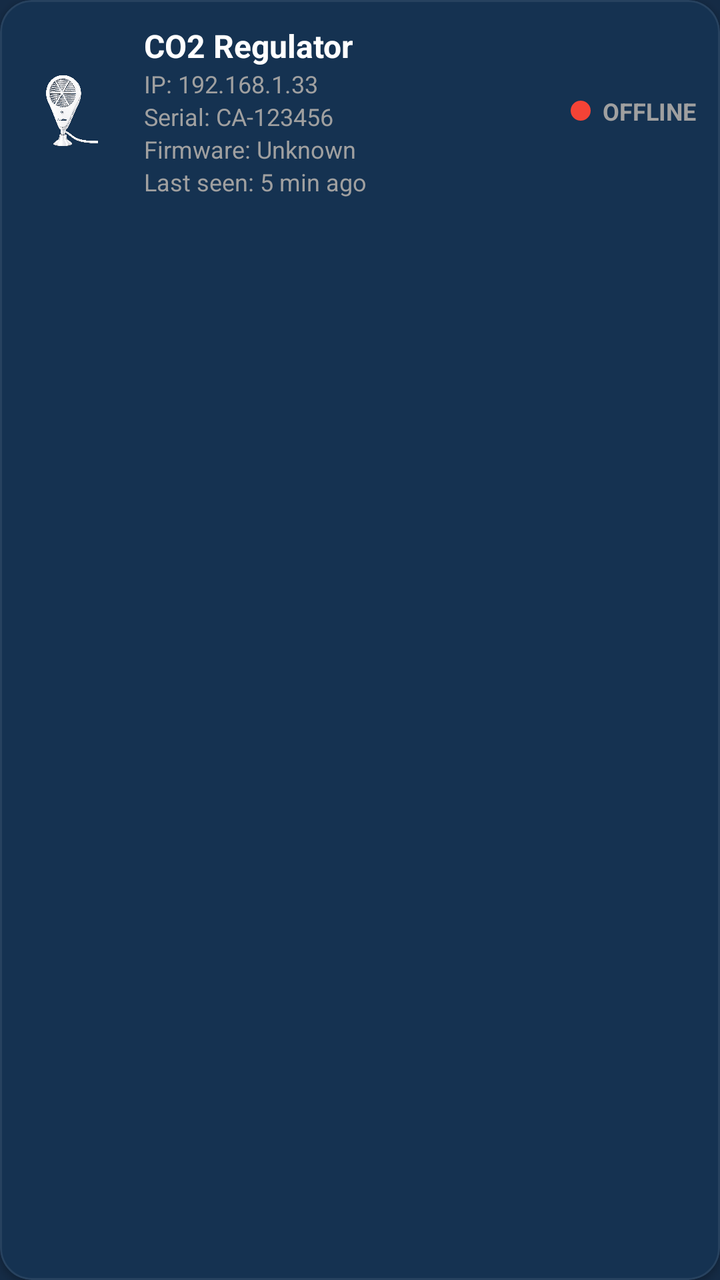
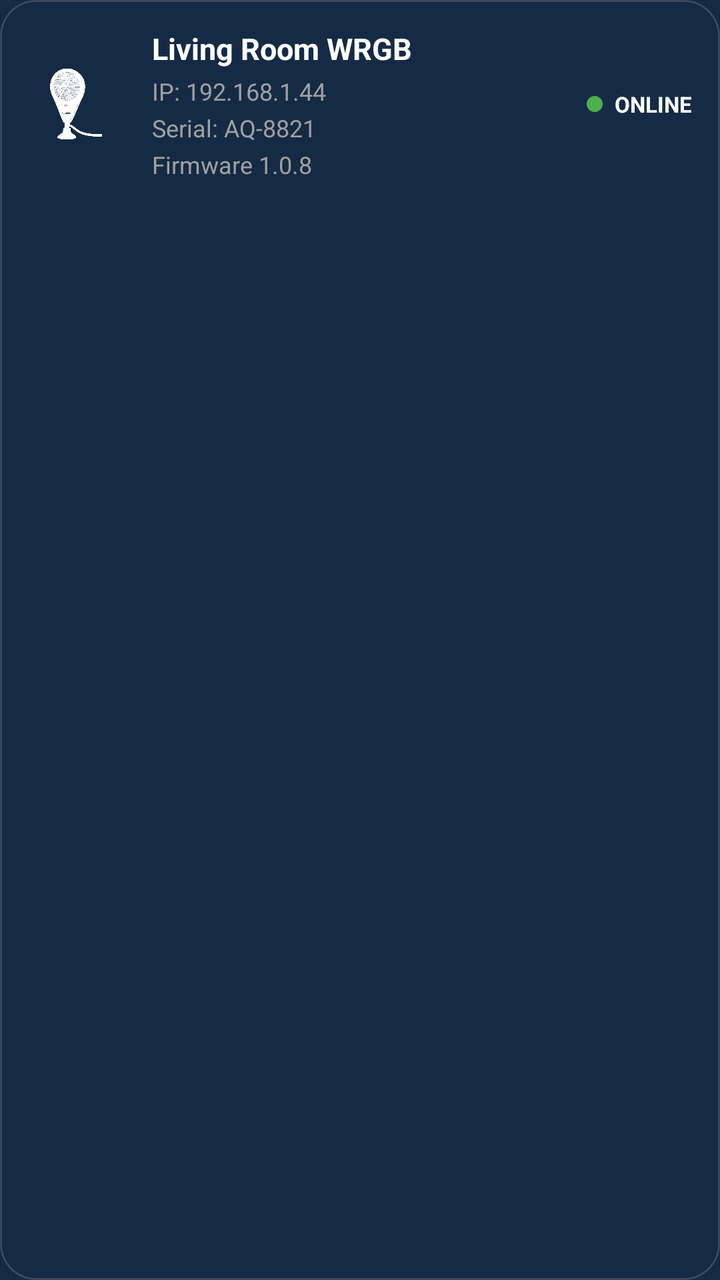

The first picture is an Android layout as it rendered before a commit; the second is the same layout after the commit. The layout source and the unified diff follow.
<!-- AndroidManifest.xml: application theme AppTheme -->
<!-- res/layout/item_device_status.xml -->
<com.google.android.material.card.MaterialCardView
    xmlns:android="http://schemas.android.com/apk/res/android"
    xmlns:app="http://schemas.android.com/apk/res-auto"

    android:id="@+id/cardDevice"
    android:layout_width="match_parent"
    android:layout_height="wrap_content"
    android:layout_marginVertical="6dp"
    app:cardCornerRadius="16dp"
    app:cardElevation="2dp"
    app:strokeWidth="1dp"
    app:strokeColor="@color/settings_card_stroke"
    android:clickable="true"
    android:focusable="true"
    android:foreground="?attr/selectableItemBackground">

    <LinearLayout
        android:layout_width="match_parent"
        android:layout_height="wrap_content"
        android:orientation="horizontal"
        android:padding="12dp"
        android:gravity="center_vertical">

        
        <ImageView
            android:id="@+id/ivDeviceIcon"
            android:layout_width="48dp"
            android:layout_height="48dp"
            android:src="@drawable/ic_device_aqua_ster"
            android:contentDescription="@string/app_name"/>

        
        <LinearLayout
            android:layout_width="0dp"
            android:layout_height="wrap_content"
            android:layout_weight="1"
            android:orientation="vertical"
            android:layout_marginStart="12dp">

            <TextView
                android:id="@+id/tvDeviceName"
                android:layout_width="wrap_content"
                android:layout_height="wrap_content"
                android:text="CO2 Regulator"
                android:textColor="@android:color/white"
                android:textSize="16sp"
                android:textStyle="bold"/>

            <TextView
                android:id="@+id/tvIp"
                android:layout_width="wrap_content"
                android:layout_height="wrap_content"
                android:text="IP: 192.168.1.33"
                android:textSize="12sp"
                android:textColor="@color/settings_text_secondary"/>

            <TextView
                android:id="@+id/tvSerial"
                android:layout_width="wrap_content"
                android:layout_height="wrap_content"
                android:text="Serial: CA-123456"
                android:textSize="12sp"
                android:textColor="@color/settings_text_secondary"/>

            <TextView
                android:id="@+id/tvFirmware"
                android:layout_width="wrap_content"
                android:layout_height="wrap_content"
                android:text="Firmware: Unknown"
                android:textSize="12sp"
                android:textColor="@color/settings_text_secondary"/>

            <TextView
                android:id="@+id/tvLastSeen"
                android:layout_width="wrap_content"
                android:layout_height="wrap_content"
                android:text="Last seen: 5 min ago"
                android:textSize="12sp"
                android:textColor="@color/settings_text_secondary"/>
        </LinearLayout>

        
        <LinearLayout
            android:layout_width="wrap_content"
            android:layout_height="wrap_content"
            android:orientation="horizontal"
            android:gravity="center_vertical">

            <View
                android:id="@+id/viewStatusDot"
                android:layout_width="10dp"
                android:layout_height="10dp"
                android:background="@drawable/bg_offline_dot"/>

            <TextView
                android:id="@+id/tvStatus"
                android:layout_width="wrap_content"
                android:layout_height="wrap_content"
                android:layout_marginStart="6dp"
                android:text="OFFLINE"
                android:textSize="12sp"
                android:textStyle="bold"
                android:textColor="@color/settings_text_secondary"/>
        </LinearLayout>

    </LinearLayout>
</com.google.android.material.card.MaterialCardView>
<!-- resources referenced by this layout -->
<resources>
  <color name="settings_card_stroke">#14FFFFFF</color>
  <color name="settings_text_secondary">#A0A0A0</color>
  <!-- drawable bg_offline_dot (drawable) -->
  <?xml version="1.0" encoding="utf-8"?>
  <shape xmlns:android="http://schemas.android.com/apk/res/android"
      android:shape="oval">
  
      <size
          android:width="8dp"
          android:height="8dp" />
  
      <solid android:color="#F44336"/>
  
  </shape>
  <!-- drawable ic_device_aqua_ster: png bitmap (drawable, 389859 bytes) -->
  <string name="app_name">AquaLight</string>
  <style name="AppTheme" parent="Theme.Material3.DayNight.NoActionBar">
  
          
          <item name="colorPrimary">@color/md_theme_light_primary</item>
          <item name="colorOnPrimary">@color/md_theme_light_onPrimary</item>
          <item name="colorSecondary">@color/md_theme_light_secondary</item>
          <item name="colorOnSecondary">@color/md_theme_light_onSecondary</item>
  
          
          <item name="android:colorBackground">@color/md_theme_light_background</item>
          <item name="colorSurface">@color/md_theme_light_surface</item>
          <item name="colorOnSurface">@color/md_theme_light_onSurface</item>
  
          
          <item name="colorSurfaceVariant">@color/md_theme_light_surfaceVariant</item>
          <item name="colorOnSurfaceVariant">@color/md_theme_light_onSurfaceVariant</item>
          <item name="colorOutline">@color/md_theme_light_outline</item>
          <item name="colorOutlineVariant">@color/md_theme_light_outlineVariant</item>
          <item name="colorError">@color/md_theme_light_error</item>
          <item name="colorOnError">@color/md_theme_light_onError</item>
  
          
          <item name="android:statusBarColor">@android:color/transparent</item>
          <item name="android:navigationBarColor">@android:color/black</item>
  
          
          <item name="android:windowLightStatusBar">true</item>
          <item name="android:windowLightNavigationBar">true</item>
  
          
          <item name="windowActionBar">false</item>
          <item name="android:windowNoTitle">true</item>
      </style>
  <color name="md_theme_light_primary">#2196F3</color>
  <color name="md_theme_light_onPrimary">#FFFFFF</color>
  <color name="md_theme_light_secondary">#4A6363</color>
  <color name="md_theme_light_onSecondary">#FFFFFF</color>
  <color name="md_theme_light_background">#152B45</color>
  <color name="md_theme_light_surface">#152B45</color>
  <color name="md_theme_light_onSurface">#E0E6ED</color>
  <color name="md_theme_light_surfaceVariant">#233042</color>
  <color name="md_theme_light_onSurfaceVariant">#5C6B75</color>
  <color name="md_theme_light_outline">#455A64</color>
  <color name="md_theme_light_outlineVariant">#37474F</color>
  <color name="md_theme_light_error">#D32F2F</color>
  <color name="md_theme_light_onError">#FFFFFF</color>
</resources>

<!-- the commit's change to res/layout/item_device_status.xml (unified diff, before → after) -->
@@ -1,107 +1,150 @@
-<com.google.android.material.card.MaterialCardView
-    xmlns:android="http://schemas.android.com/apk/res/android"
-    xmlns:app="http://schemas.android.com/apk/res-auto"
+<?xml version="1.0" encoding="utf-8"?>
+  <com.google.android.material.card.MaterialCardView
+xmlns:android="http://schemas.android.com/apk/res/android"
+xmlns:app="http://schemas.android.com/apk/res-auto"
 
-    android:id="@+id/cardDevice"
-    android:layout_width="match_parent"
-    android:layout_height="wrap_content"
-    android:layout_marginVertical="6dp"
-    app:cardCornerRadius="16dp"
-    app:cardElevation="2dp"
-    app:strokeWidth="1dp"
-    app:strokeColor="@color/settings_card_stroke"
-    android:clickable="true"
-    android:focusable="true"
-    android:foreground="?attr/selectableItemBackground">
+android:id="@+id/cardDevice"  
 
-    <LinearLayout
-        android:layout_width="match_parent"
-        android:layout_height="wrap_content"
-        android:orientation="horizontal"
-        android:padding="12dp"
-        android:gravity="center_vertical">
+android:layout_width="match_parent"  
+android:layout_height="wrap_content"  
 
-        
-        <ImageView
-            android:id="@+id/ivDeviceIcon"
-            android:layout_width="48dp"
-            android:layout_height="48dp"
-            android:src="@drawable/ic_device_aqua_ster"
-            android:contentDescription="@string/app_name"/>
+android:layout_marginBottom="12dp"  
 
-        
-        <LinearLayout
-            android:layout_width="0dp"
-            android:layout_height="wrap_content"
-            android:layout_weight="1"
-            android:orientation="vertical"
-            android:layout_marginStart="12dp">
+  
+app:cardCornerRadius="18dp"  
+app:cardElevation="0dp"  
+app:strokeColor="@color/card_stroke"  
+app:strokeWidth="1dp">  
 
-            <TextView
-                android:id="@+id/tvDeviceName"
-                android:layout_width="wrap_content"
-                android:layout_height="wrap_content"
-                android:text="CO2 Regulator"
-                android:textColor="@android:color/white"
-                android:textSize="16sp"
-                android:textStyle="bold"/>
+<LinearLayout  
+    android:layout_width="match_parent"  
+    android:layout_height="wrap_content"  
 
-            <TextView
-                android:id="@+id/tvIp"
-                android:layout_width="wrap_content"
-                android:layout_height="wrap_content"
-                android:text="IP: 192.168.1.33"
-                android:textSize="12sp"
-                android:textColor="@color/settings_text_secondary"/>
+    android:orientation="horizontal"  
 
-            <TextView
-                android:id="@+id/tvSerial"
-                android:layout_width="wrap_content"
-                android:layout_height="wrap_content"
-                android:text="Serial: CA-123456"
-                android:textSize="12sp"
-                android:textColor="@color/settings_text_secondary"/>
+    android:gravity="center_vertical"  
 
-            <TextView
-                android:id="@+id/tvFirmware"
-                android:layout_width="wrap_content"
-                android:layout_height="wrap_content"
-                android:text="Firmware: Unknown"
-                android:textSize="12sp"
-                android:textColor="@color/settings_text_secondary"/>
+    android:padding="14dp">  
 
-            <TextView
-                android:id="@+id/tvLastSeen"
-                android:layout_width="wrap_content"
-                android:layout_height="wrap_content"
-                android:text="Last seen: 5 min ago"
-                android:textSize="12sp"
-                android:textColor="@color/settings_text_secondary"/>
-        </LinearLayout>
+      
+    <ImageView  
+        android:id="@+id/ivDeviceIcon"  
 
-        
-        <LinearLayout
-            android:layout_width="wrap_content"
-            android:layout_height="wrap_content"
-            android:orientation="horizontal"
-            android:gravity="center_vertical">
+        android:layout_width="48dp"  
+        android:layout_height="48dp"  
 
-            <View
-                android:id="@+id/viewStatusDot"
-                android:layout_width="10dp"
-                android:layout_height="10dp"
-                android:background="@drawable/bg_offline_dot"/>
+        android:src="@drawable/ic_device_aqua_ster"  
 
-            <TextView
-                android:id="@+id/tvStatus"
-                android:layout_width="wrap_content"
-                android:layout_height="wrap_content"
-                android:layout_marginStart="6dp"
-                android:text="OFFLINE"
-                android:textSize="12sp"
-                android:textStyle="bold"
-                android:textColor="@color/settings_text_secondary"/>
-        </LinearLayout>
+        app:tint="@android:color/white" />  
 
-    </LinearLayout>
+      
+    <LinearLayout  
+        android:layout_width="0dp"  
+        android:layout_height="wrap_content"  
+
+        android:layout_weight="1"  
+
+        android:layout_marginStart="14dp"  
+
+        android:orientation="vertical">  
+
+          
+        <TextView  
+            android:id="@+id/tvDeviceName"  
+
+            android:layout_width="wrap_content"  
+            android:layout_height="wrap_content"  
+
+            android:text="Living Room WRGB"  
+
+            android:textColor="@android:color/white"  
+
+            android:textSize="15sp"  
+
+            android:textStyle="bold" />  
+
+          
+        <TextView  
+            android:id="@+id/tvIp"  
+
+            android:layout_width="wrap_content"  
+            android:layout_height="wrap_content"  
+
+            android:layout_marginTop="3dp"  
+
+            android:text="IP: 192.168.1.44"  
+
+            android:textColor="@color/settings_text_secondary"  
+
+            android:textSize="12sp" />  
+
+          
+        <TextView  
+            android:id="@+id/tvSerial"  
+
+            android:layout_width="wrap_content"  
+            android:layout_height="wrap_content"  
+
+            android:layout_marginTop="2dp"  
+
+            android:text="Serial: AQ-8821"  
+
+            android:textColor="@color/settings_text_secondary"  
+
+            android:textSize="12sp" />  
+
+          
+        <TextView  
+            android:id="@+id/tvFirmware"  
+
+            android:layout_width="wrap_content"  
+            android:layout_height="wrap_content"  
+
+            android:layout_marginTop="2dp"  
+
+            android:text="Firmware 1.0.8"  
+
+            android:textColor="@color/settings_text_secondary"  
+
+            android:textSize="12sp" />  
+    </LinearLayout>  
+
+      
+    <LinearLayout  
+        android:layout_width="wrap_content"  
+        android:layout_height="wrap_content"  
+
+        android:orientation="horizontal"  
+
+        android:gravity="center_vertical">  
+
+          
+        <View  
+            android:id="@+id/viewStatusDot"  
+
+            android:layout_width="8dp"  
+            android:layout_height="8dp"  
+
+            android:background="@drawable/bg_online_dot" />  
+
+          
+        <TextView  
+            android:id="@+id/tvStatus"  
+
+            android:layout_width="wrap_content"  
+            android:layout_height="wrap_content"  
+
+            android:layout_marginStart="6dp"  
+
+            android:text="ONLINE"  
+
+            android:textColor="@android:color/white"  
+
+            android:textSize="11sp"  
+
+            android:textStyle="bold" />  
+    </LinearLayout>  
+
+</LinearLayout>
+
 </com.google.android.material.card.MaterialCardView>
<!-- resource entries referenced after the edit -->
@@ -1,8 +1,8 @@
 <!-- resources referenced by this layout -->
 <resources>
-  <color name="settings_card_stroke">#14FFFFFF</color>
+  <color name="card_stroke">#3A4A5E</color>
   <color name="settings_text_secondary">#A0A0A0</color>
-  <!-- drawable bg_offline_dot (drawable) -->
+  <!-- drawable bg_online_dot (drawable) -->
   <?xml version="1.0" encoding="utf-8"?>
   <shape xmlns:android="http://schemas.android.com/apk/res/android"
       android:shape="oval">
@@ -11,11 +11,10 @@
           android:width="8dp"
           android:height="8dp" />
   
-      <solid android:color="#F44336"/>
+      <solid android:color="#4CAF50"/>
   
   </shape>
   <!-- drawable ic_device_aqua_ster: png bitmap (drawable, 389859 bytes) -->
-  <string name="app_name">AquaLight</string>
   <style name="AppTheme" parent="Theme.Material3.DayNight.NoActionBar">
   
           
